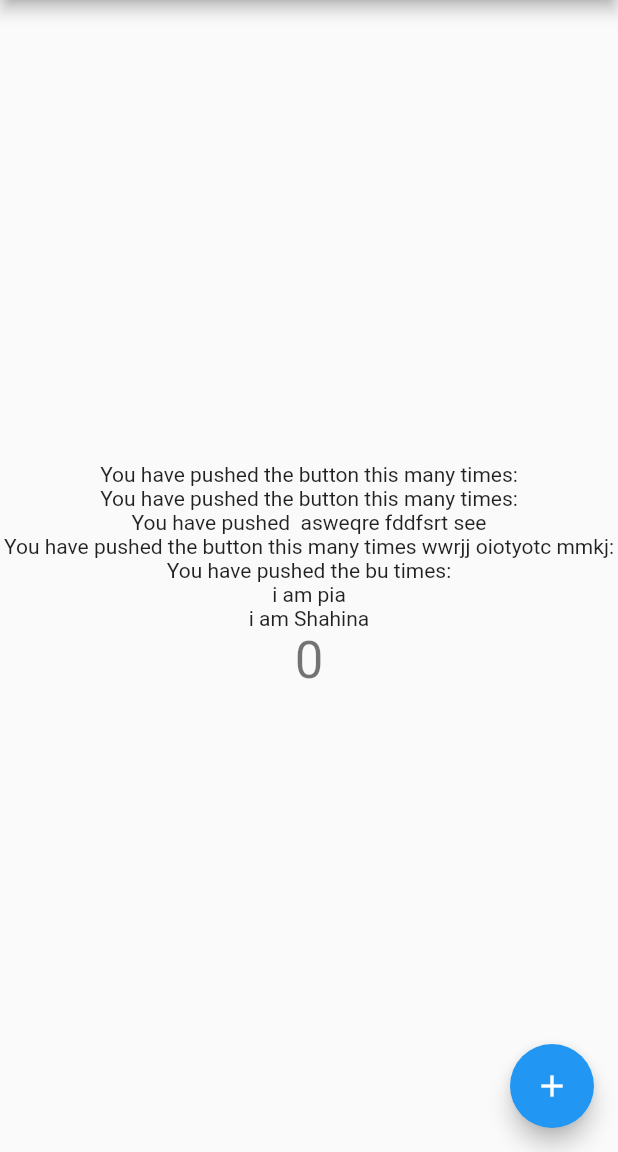
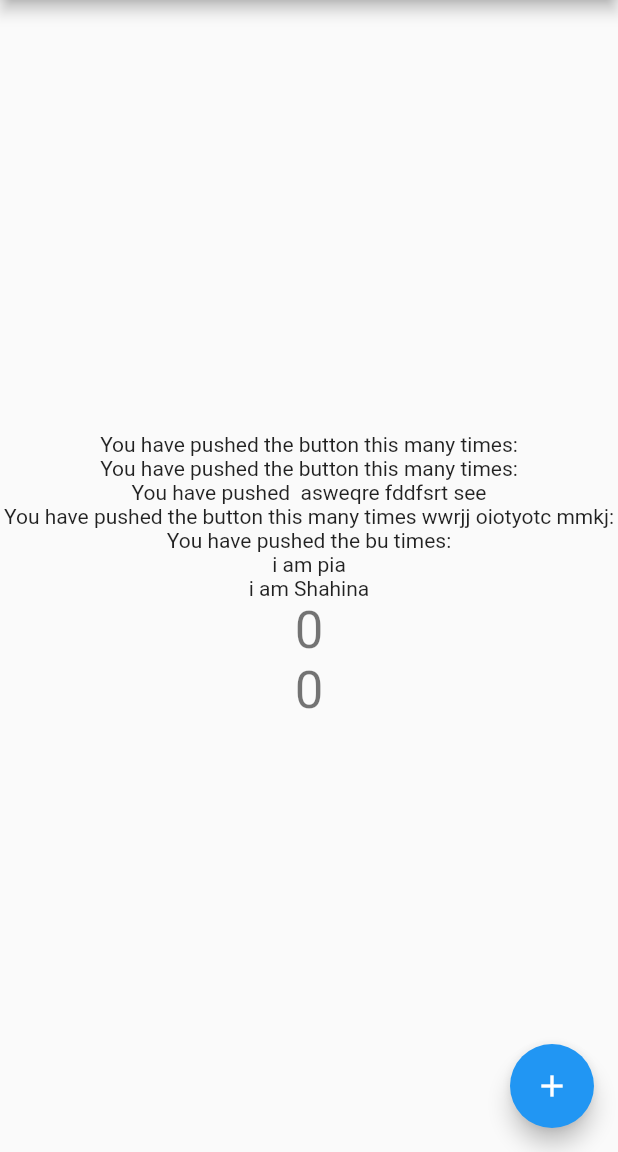
Before and after one commit to ShahinaEP/pythonbasic2, a Flutter app: the screen it shows after launch, on a phone screen of 412 x 824 dp, the part 84-1236 px from its top. Run offline on Flutter 3.47's test engine with Material 2 defaults, Android fonts, the phone set to English and light mode, and no system bars.

Commit message:
Update main.dart

```diff
--- a/lib/main.dart
+++ b/lib/main.dart
@@ -118,6 +118,11 @@ class _MyHomePageState extends State<MyHomePage> {
               '$_counter',
               style: Theme.of(context).textTheme.headlineMedium,
             ),
+
+              Text(
+              '$_counter',
+              style: Theme.of(context).textTheme.headlineMedium,
+            ),
           ],
         ),
       ),
```
